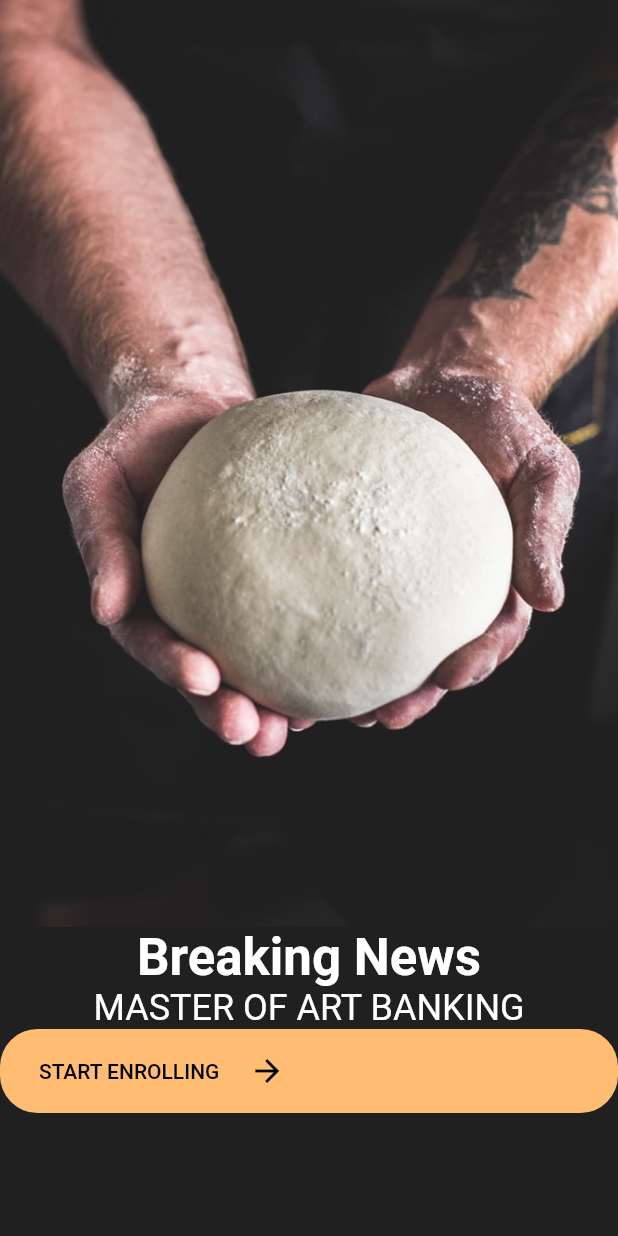
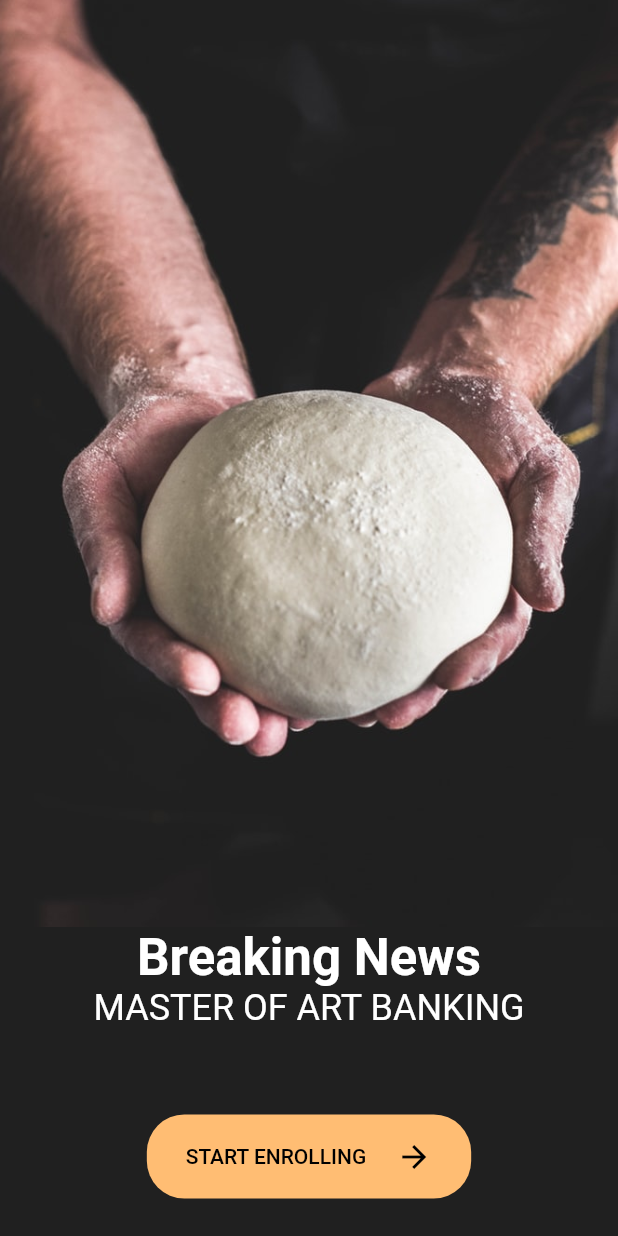
Before and after one commit to chamrouensann/login-screen, a Flutter app: the screen it shows after launch, on a phone screen of 412 x 824 dp. Run offline on Flutter 3.47's test engine with Material 2 defaults, Android fonts, the phone set to English and light mode, and no system bars.

Commit message:
First landing page completed

```diff
--- a/logic_screen_source_code/lib/main.dart
+++ b/logic_screen_source_code/lib/main.dart
@@ -43,6 +43,7 @@ class WelcomeScreen extends StatelessWidget {
           ),
           Expanded(
             child: Column(
+              mainAxisAlignment: MainAxisAlignment.spaceBetween,
               children: <Widget>[
                 RichText(
                   textAlign: TextAlign.center,
@@ -59,7 +60,9 @@ class WelcomeScreen extends StatelessWidget {
                     )
                   ]),
                 ),
-                Container(
+                FittedBox(
+                  child: Container(
+                    margin: EdgeInsets.only(bottom: 25),
                     padding: EdgeInsets.symmetric(
                       horizontal: 26,
                       vertical: 16,
@@ -84,6 +87,7 @@ class WelcomeScreen extends StatelessWidget {
                       ],
                     ),
                   ),
+                ),
               ],
             ),
           ),
```
Lines whose indentation alone changed are shown as unchanged.
